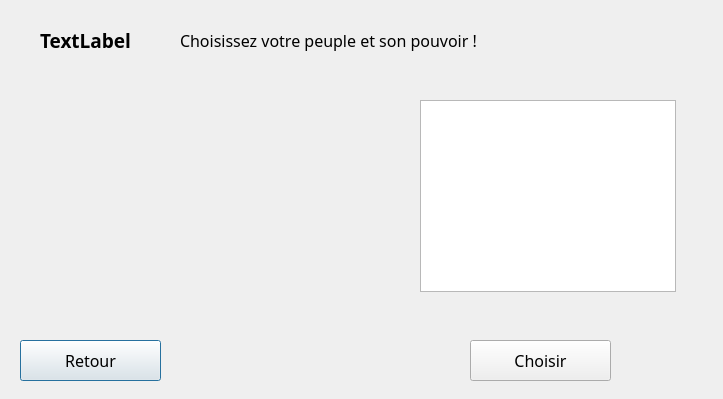
Above: warCPP/selectnationpowerwindows.ui from jcambray/ProjetWarCPP before the change. Below: the same form after it.
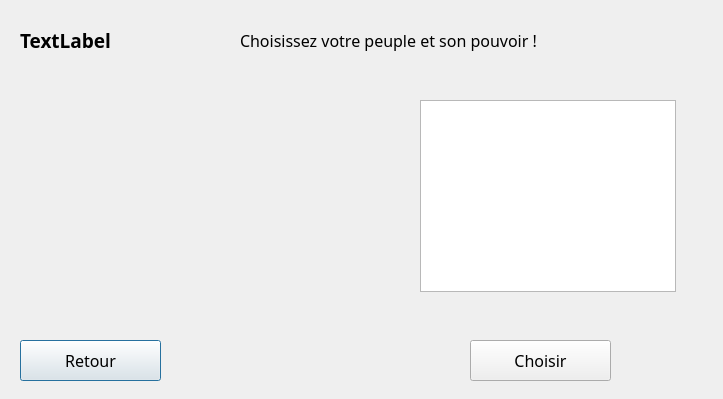
That is the form after the change.

```diff
--- a/warCPP/selectnationpowerwindows.ui
+++ b/warCPP/selectnationpowerwindows.ui
@@ -19,9 +19,9 @@
   <widget class="QLabel" name="labelJoueur">
    <property name="geometry">
     <rect>
-     <x>40</x>
+     <x>20</x>
      <y>20</y>
-     <width>131</width>
+     <width>221</width>
      <height>41</height>
     </rect>
    </property>
@@ -40,7 +40,7 @@
   <widget class="QLabel" name="labelTitre">
    <property name="geometry">
     <rect>
-     <x>180</x>
+     <x>240</x>
      <y>20</y>
      <width>361</width>
      <height>41</height>
```
